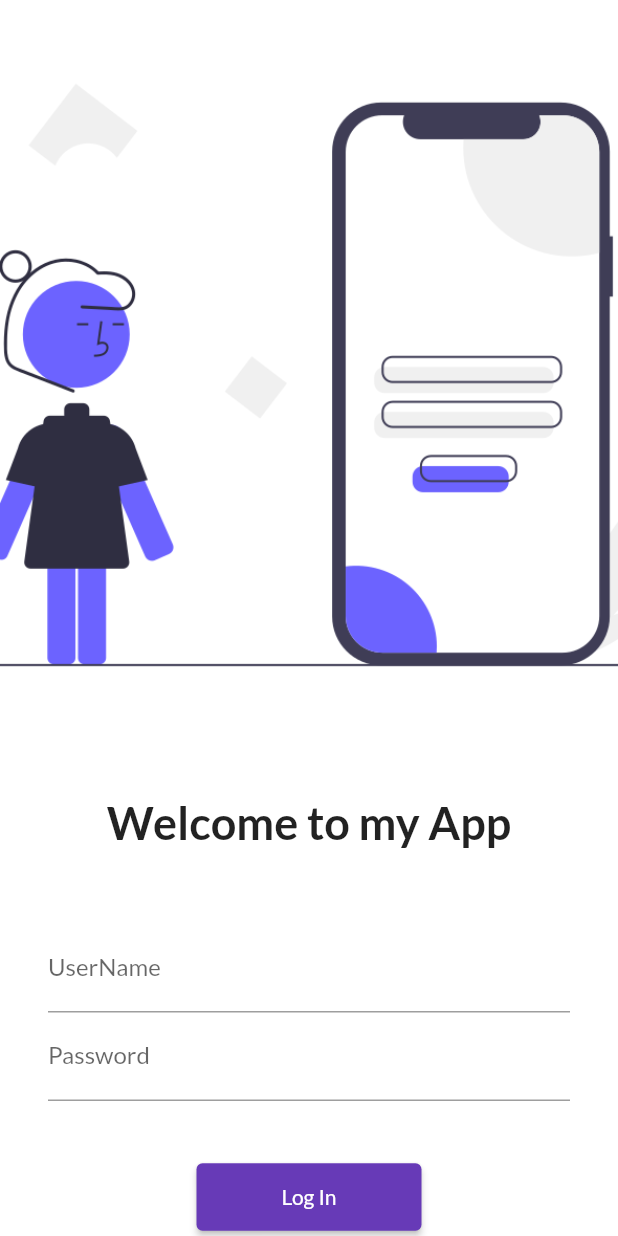
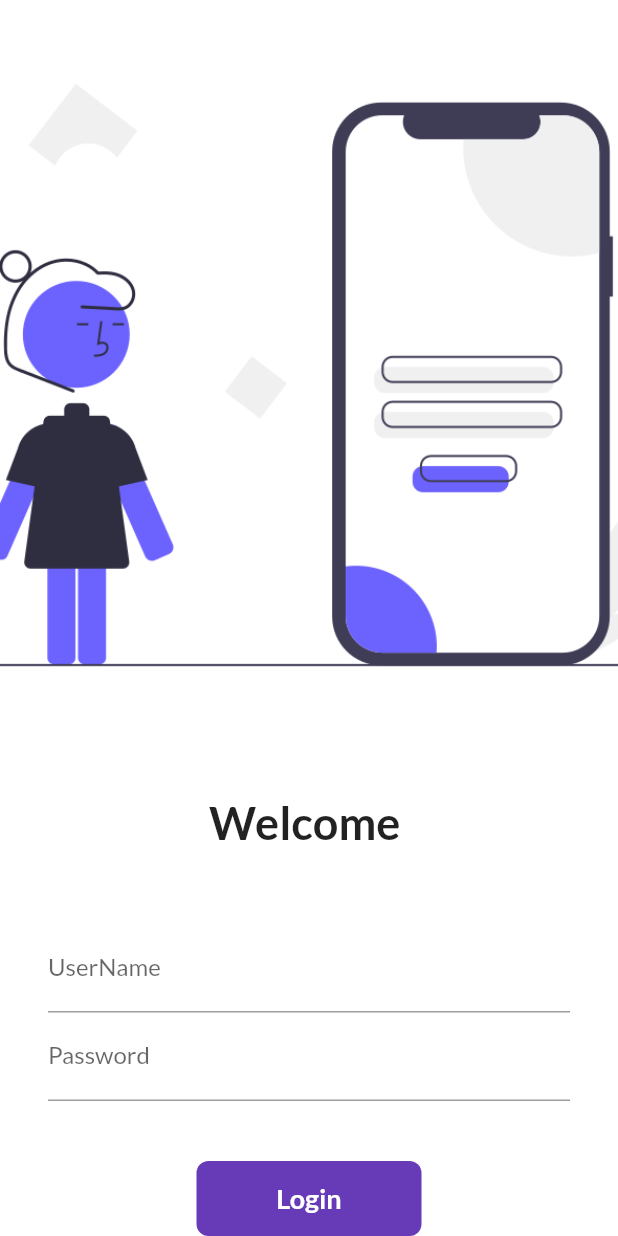
Before and after one commit to AdvancedMicroDev/30DaysOfFlutter, a Flutter app: the screen it shows after launch, on a phone screen of 412 x 824 dp. Run offline on Flutter 3.47's test engine with Material 2 defaults, Android fonts, the phone set to English and light mode, and no system bars; our stand-ins replace google_fonts.

Commit message:
Day 6 Completed

```diff
--- a/lib/pages/login_page.dart
+++ b/lib/pages/login_page.dart
@@ -3,8 +3,16 @@
 import 'package:flutter/material.dart';
 import 'package:flutter_application_1/utils/routes.dart';
 
-class LoginPage extends StatelessWidget {
+class LoginPage extends StatefulWidget {
   // const LoginPage({ Key? key }) : super(key: key);
+
+  @override
+  State<LoginPage> createState() => _LoginPageState();
+}
+
+class _LoginPageState extends State<LoginPage> {
+  String name = "";
+  bool changeButton = false;
 
   @override
   Widget build(BuildContext context) {
@@ -22,7 +30,7 @@ class LoginPage extends StatelessWidget {
                 height: 30.0,
               ),
               Text(
-                "Welcome to my App",
+                "Welcome $name",
                 style: TextStyle(
                   fontSize: 30,
                   fontWeight: FontWeight.bold,
@@ -37,8 +45,13 @@ class LoginPage extends StatelessWidget {
                 child: Column(
                   children: [
                     TextFormField(
-                        decoration: InputDecoration(
-                            hintText: "Enter UserName", labelText: "UserName")),
+                      decoration: InputDecoration(
+                          hintText: "Enter UserName", labelText: "UserName"),
+                      onChanged: (value) {
+                        name = value;
+                        setState(() {});
+                      },
+                    ),
                     TextFormField(
                         obscureText: true,
                         decoration: InputDecoration(
@@ -46,13 +59,40 @@ class LoginPage extends StatelessWidget {
                     SizedBox(
                       height: 40.0,
                     ),
-                    ElevatedButton(
-                        onPressed: () {
-                          Navigator.pushNamed(context, MyRoutes.homeRoute);
-                        },
-                        child: Text("Log In"),
-                        style:
-                            TextButton.styleFrom(minimumSize: Size(150, 45))),
+
+                    InkWell(
+                      onTap: () async {
+                        setState(() {
+                          changeButton = true;
+                        });
+                        await Future.delayed(Duration(seconds: 1));
+                        Navigator.pushNamed(context, MyRoutes.homeRoute);
+                      },
+                      child: AnimatedContainer(
+                          duration: Duration(seconds: 1),
+                          width: changeButton ? 50 : 150,
+                          height: 50,
+                          alignment: Alignment.center,
+                          child: changeButton
+                              ? Icon(Icons.done, color: Colors.white)
+                              : Text("Login",
+                                  style: TextStyle(
+                                      color: Colors.white,
+                                      fontWeight: FontWeight.bold,
+                                      fontSize: 18)),
+                          decoration: BoxDecoration(
+                            color: Colors.deepPurple,
+                            borderRadius:
+                                BorderRadius.circular(changeButton ? 50 : 8),
+                          )),
+                    )
+                    // ElevatedButton(
+                    //     onPressed: () {
+                    //       Navigator.pushNamed(context, MyRoutes.homeRoute);
+                    //     },
+                    //     child: Text("Log In"),
+                    //     style:
+                    //         TextButton.styleFrom(minimumSize: Size(150, 45))),
                   ],
                 ),
               )
```
